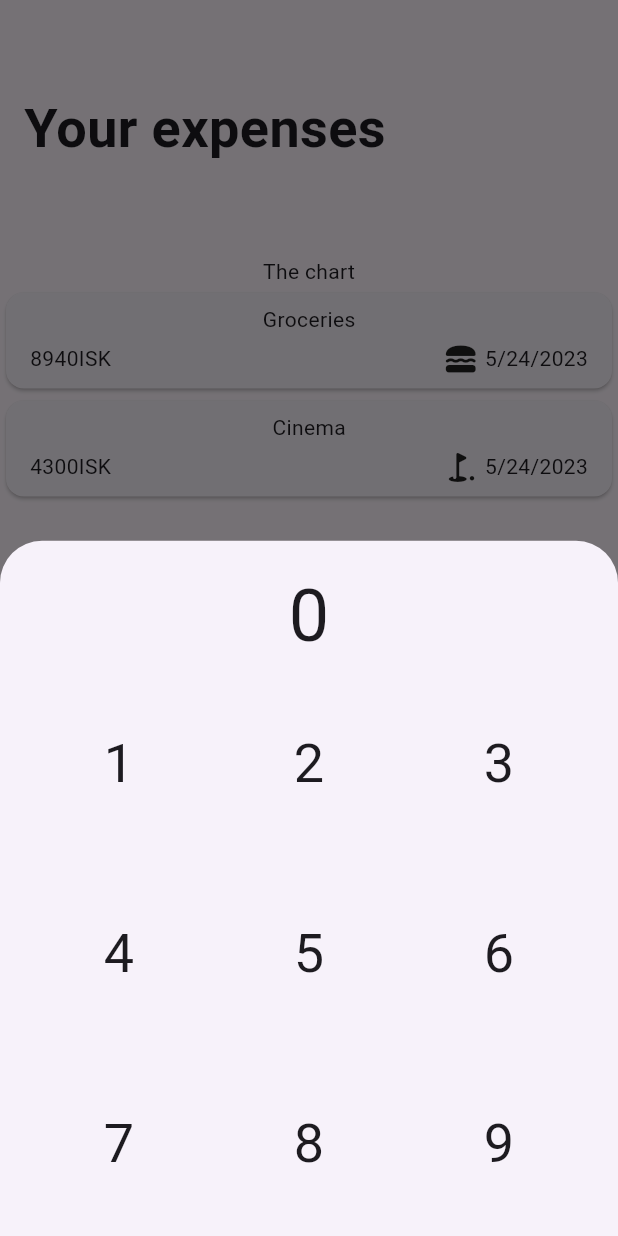
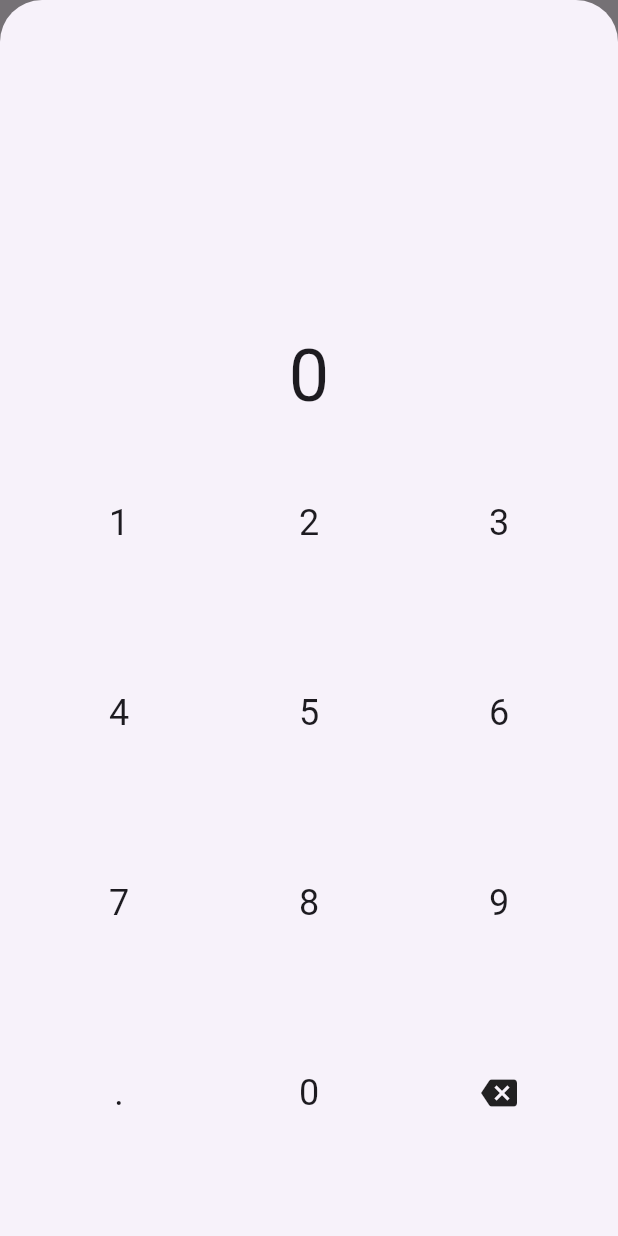
Before and after one commit to c-abbott/big_spender, a Flutter app: the screen it shows after launch, after a tap on the "add" icon, on a phone screen of 412 x 824 dp. Run offline on Flutter 3.47's test engine with Material 2 defaults, Android fonts, the phone set to English and light mode, and no system bars.

Commit message:
More formatting

```diff
--- a/lib/widgets/expenses.dart
+++ b/lib/widgets/expenses.dart
@@ -29,7 +29,10 @@ class _ExpensesState extends State<Expenses> {
 
   void _addExpenseOverlay() {
     showModalBottomSheet(
-        context: context, builder: (ctx) => const NewExpense());
+      context: context,
+      builder: (ctx) => const NewExpense(),
+      isScrollControlled: true, // add this
+    );
   }
 
   @override
--- a/lib/widgets/new_expense.dart
+++ b/lib/widgets/new_expense.dart
@@ -11,12 +11,20 @@ class NewExpense extends StatefulWidget {
 class _NewExpenseState extends State<NewExpense> {
   @override
   Widget build(BuildContext context) {
-    return const Padding(
-      padding: EdgeInsets.all(16),
-      child: Column(
-        children: [
-          Expanded(child: NumPad()),
-        ],
+    return SizedBox(
+      height: MediaQuery.of(context)
+          .size
+          .height, // set height to full screen height
+      child: const Padding(
+        padding: EdgeInsets.all(16),
+        child: Column(
+          children: [
+            SizedBox(
+              height: 200,
+            ),
+            Expanded(child: NumPad()),
+          ],
+        ),
       ),
     );
   }
--- a/lib/widgets/num_pad.dart
+++ b/lib/widgets/num_pad.dart
@@ -36,10 +36,11 @@ class _NumPadState extends State<NumPad> {
         _append(value);
       },
       child: Container(
+        padding: const EdgeInsets.all(5.0), // adjust padding as necessary
         alignment: Alignment.center,
         child: Text(
           value,
-          style: const TextStyle(fontSize: 36),
+          style: const TextStyle(fontSize: 24), // adjust font size as necessary
         ),
       ),
     );
```
